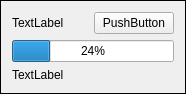
Qt form Plugins/WebBrowser/FrmDownload.ui (KangLin/RabbitRemoteControl) before a commit.
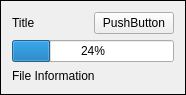
The same form after that commit.

Commit message: Plugins::WebBrowser: modify download parameters

The edit to the form file:
```diff
--- a/Plugins/WebBrowser/FrmDownload.ui
+++ b/Plugins/WebBrowser/FrmDownload.ui
@@ -7,7 +7,7 @@
     <x>0</x>
     <y>0</y>
     <width>186</width>
-    <height>93</height>
+    <height>95</height>
    </rect>
   </property>
   <property name="windowTitle">
@@ -28,7 +28,7 @@
         </sizepolicy>
        </property>
        <property name="text">
-        <string>TextLabel</string>
+        <string>Title</string>
        </property>
       </widget>
      </item>
@@ -51,7 +51,7 @@
    <item row="2" column="0">
     <widget class="QLabel" name="lbFileInfo">
      <property name="text">
-      <string>TextLabel</string>
+      <string>File Information</string>
      </property>
     </widget>
    </item>
```
The commit also changes 6 other files.
